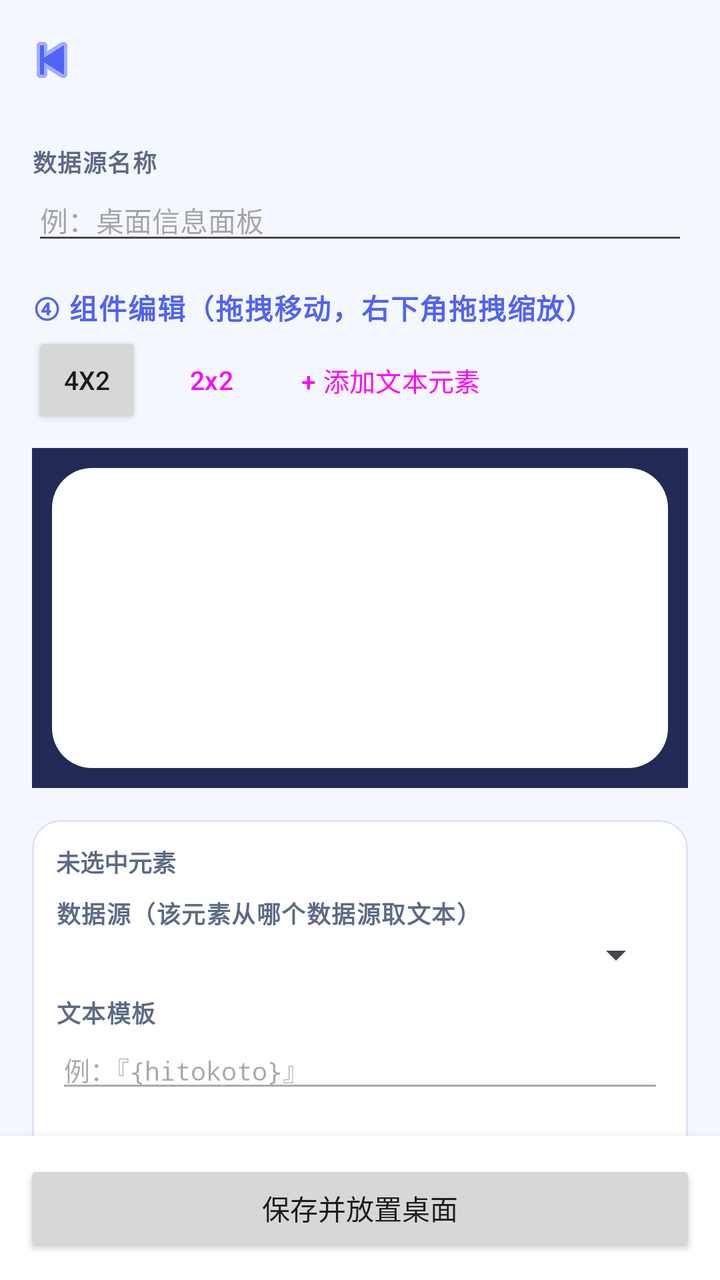
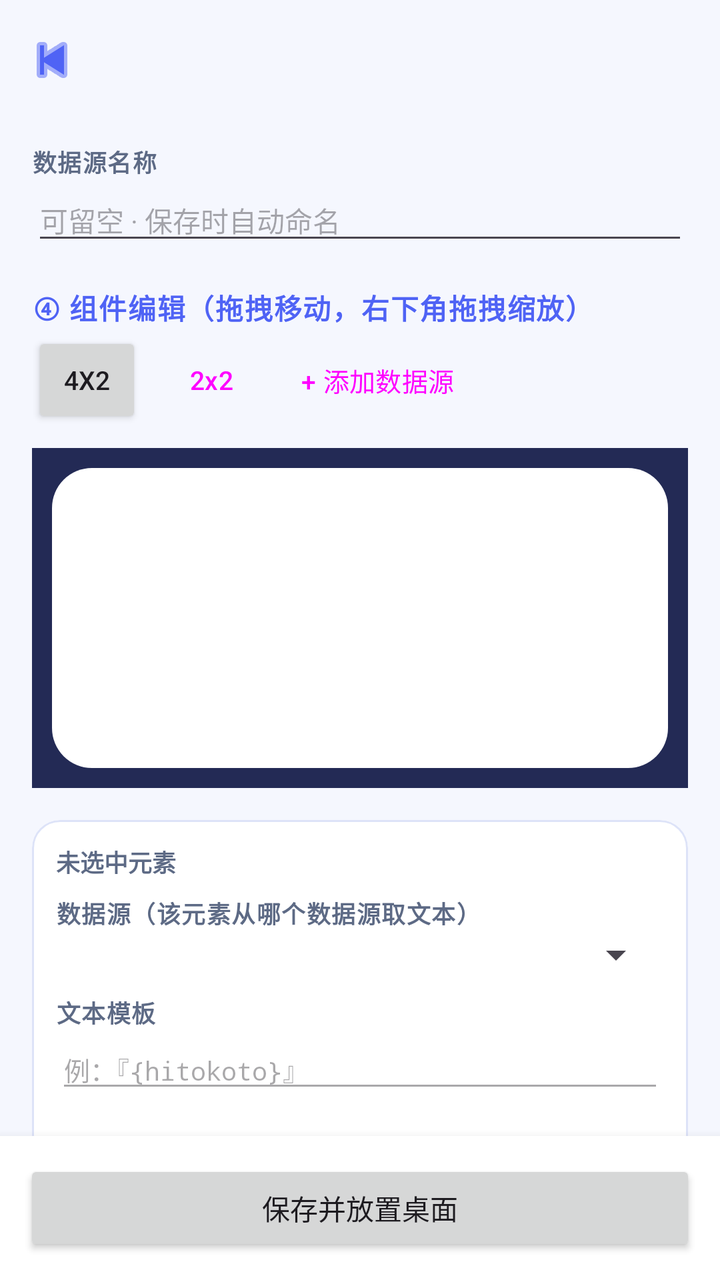

Screens rendered from an Android XML layout before and after an edit, with the pre-edit source and the edit as a unified diff.
<!-- AndroidManifest.xml: application theme Theme.WidgetFlow -->
<!-- res/layout/activity_widget.xml -->
<?xml version="1.0" encoding="utf-8"?>
<LinearLayout xmlns:android="http://schemas.android.com/apk/res/android"
    xmlns:tools="http://schemas.android.com/tools"
    android:layout_width="match_parent"
    android:layout_height="match_parent"
    android:background="@color/bg"
    android:orientation="vertical">

    
    <LinearLayout
        android:layout_width="match_parent"
        android:layout_height="wrap_content"
        android:gravity="center_vertical"
        android:orientation="horizontal"
        android:paddingLeft="6dp"
        android:paddingRight="16dp"
        android:paddingTop="10dp"
        android:paddingBottom="6dp">

        <ImageButton
            android:id="@+id/btn_back"
            android:layout_width="40dp"
            android:layout_height="40dp"
            android:background="?attr/selectableItemBackgroundBorderless"
            android:contentDescription="@string/btn_prev"
            android:src="@android:drawable/ic_media_previous"
            android:tint="@color/accent"
            tools:ignore="UseAppTint" />

        <LinearLayout
            android:layout_width="0dp"
            android:layout_height="wrap_content"
            android:layout_marginLeft="6dp"
            android:layout_weight="1"
            android:orientation="vertical">

            <TextView
                android:id="@+id/wz_title"
                android:layout_width="match_parent"
                android:layout_height="wrap_content"
                android:textColor="@color/ink"
                android:textSize="17sp"
                android:textStyle="bold" />

            <TextView
                android:id="@+id/wz_subtitle"
                android:layout_width="match_parent"
                android:layout_height="wrap_content"
                android:textColor="@color/muted"
                android:textSize="11sp" />
        </LinearLayout>
    </LinearLayout>

    
    <ScrollView
        android:id="@+id/step_scroll"
        android:layout_width="match_parent"
        android:layout_height="0dp"
        android:layout_weight="1"
        android:fillViewport="true"
        android:scrollbars="none">

        <LinearLayout
            android:layout_width="match_parent"
            android:layout_height="wrap_content"
            android:orientation="vertical"
            android:paddingLeft="16dp"
            android:paddingRight="16dp"
            android:paddingBottom="16dp">

            <TextView
                style="@style/TextAppearance.Label"
                android:layout_width="match_parent"
                android:layout_height="wrap_content"
                android:layout_marginTop="16dp"
                android:text="@string/label_name" />

            <EditText
                android:id="@+id/inp_widget_name"
                android:layout_width="match_parent"
                android:layout_height="wrap_content"
                android:hint="例：桌面信息面板"
                android:inputType="text"
                android:textSize="14sp" />

            <TextView
                android:id="@+id/sec_head4"
                style="@style/TextAppearance.Label"
                android:layout_width="match_parent"
                android:layout_height="wrap_content"
                android:layout_marginTop="16dp"
                android:layout_marginBottom="2dp"
                android:text="@string/sec_editor"
                android:textColor="@color/accent"
                android:textSize="14sp"
                android:textStyle="bold" />

            <include
                android:id="@+id/step4"
                layout="@layout/step4_editor" />
        </LinearLayout>
    </ScrollView>

    
    <LinearLayout
        android:id="@+id/bottom_bar"
        android:layout_width="match_parent"
        android:layout_height="wrap_content"
        android:background="@color/surface"
        android:elevation="8dp"
        android:orientation="horizontal"
        android:padding="12dp">

        <Button
            android:id="@+id/btn_save_widget"
            android:layout_width="match_parent"
            android:layout_height="wrap_content"
            android:text="@string/btn_save_place" />
    </LinearLayout>
</LinearLayout>
<!-- res/layout/step4_editor.xml (included above) -->
<?xml version="1.0" encoding="utf-8"?>
<LinearLayout xmlns:android="http://schemas.android.com/apk/res/android"
    xmlns:app="http://schemas.android.com/apk/res-auto"
    android:layout_width="match_parent"
    android:layout_height="wrap_content"
    android:orientation="vertical">

    <LinearLayout
        android:layout_width="match_parent"
        android:layout_height="wrap_content"
        android:gravity="center_vertical"
        android:orientation="horizontal">

        <Button
            android:id="@+id/btn_size_4x2"
            android:layout_width="wrap_content"
            android:layout_height="wrap_content"
            android:minWidth="0dp"
            android:paddingLeft="16dp"
            android:paddingRight="16dp"
            android:text="@string/size_4x2"
            android:textSize="13sp" />

        <Button
            android:id="@+id/btn_size_2x2"
            style="@style/Widget.Material3.Button.OutlinedButton"
            android:layout_width="wrap_content"
            android:layout_height="wrap_content"
            android:layout_marginLeft="8dp"
            android:minWidth="0dp"
            android:paddingLeft="16dp"
            android:paddingRight="16dp"
            android:text="@string/size_2x2"
            android:textSize="13sp" />

        <Button
            android:id="@+id/btn_add_element"
            style="@style/Widget.Material3.Button.TextButton"
            android:layout_width="wrap_content"
            android:layout_height="wrap_content"
            android:layout_marginLeft="6dp"
            android:text="@string/add_element"
            android:textSize="13sp" />
    </LinearLayout>

    <FrameLayout
        android:id="@+id/canvas_wrap"
        android:layout_width="match_parent"
        android:layout_height="wrap_content"
        android:layout_marginTop="10dp"
        android:background="@color/canvas_wrap"
        android:padding="10dp">

        <FrameLayout
            android:id="@+id/canvas"
            android:layout_width="match_parent"
            android:layout_height="150dp"
            android:layout_gravity="center_horizontal"
            android:background="@drawable/widget_bg" />
    </FrameLayout>

    <HorizontalScrollView
        android:layout_width="match_parent"
        android:layout_height="wrap_content"
        android:layout_marginTop="8dp"
        android:scrollbars="none">

        <LinearLayout
            android:id="@+id/box_chips"
            android:layout_width="wrap_content"
            android:layout_height="wrap_content"
            android:orientation="horizontal" />
    </HorizontalScrollView>

    <com.google.android.material.card.MaterialCardView
        android:layout_width="match_parent"
        android:layout_height="wrap_content"
        android:layout_marginTop="8dp"
        app:cardBackgroundColor="@color/surface"
        app:cardCornerRadius="14dp"
        app:strokeColor="@color/rule"
        app:strokeWidth="1dp">

        <LinearLayout
            android:layout_width="match_parent"
            android:layout_height="wrap_content"
            android:orientation="vertical"
            android:padding="12dp">

            <TextView
                android:id="@+id/prop_name"
                android:layout_width="match_parent"
                android:layout_height="wrap_content"
                android:text="未选中元素"
                android:textColor="@color/muted"
                android:textSize="12sp"
                android:textStyle="bold" />

            <TextView
                style="@style/TextAppearance.Label"
                android:layout_width="match_parent"
                android:layout_height="wrap_content"
                android:layout_marginTop="8dp"
                android:text="@string/label_element_source" />

            <Spinner
                android:id="@+id/spin_source"
                android:layout_width="match_parent"
                android:layout_height="wrap_content" />

            <TextView
                style="@style/TextAppearance.Label"
                android:layout_width="match_parent"
                android:layout_height="wrap_content"
                android:layout_marginTop="8dp"
                android:text="@string/label_template" />

            <EditText
                android:id="@+id/inp_template"
                android:layout_width="match_parent"
                android:layout_height="wrap_content"
                android:enabled="false"
                android:fontFamily="monospace"
                android:hint="例：『{hitokoto}』"
                android:inputType="text"
                android:textSize="13sp" />

            <TextView
                android:id="@+id/prop_aliases"
                android:layout_width="match_parent"
                android:layout_height="wrap_content"
                android:textColor="@color/muted"
                android:textSize="11sp" />

            <LinearLayout
                android:layout_width="match_parent"
                android:layout_height="wrap_content"
                android:layout_marginTop="8dp"
                android:gravity="center_vertical"
                android:orientation="horizontal">

                <TextView
                    style="@style/TextAppearance.Label"
                    android:layout_width="wrap_content"
                    android:layout_height="wrap_content"
                    android:text="@string/label_font_size" />

                <SeekBar
                    android:id="@+id/seek_font"
                    android:layout_width="0dp"
                    android:layout_height="wrap_content"
                    android:layout_marginLeft="10dp"
                    android:layout_weight="1"
                    android:enabled="false"
                    android:max="9"
                    android:min="0" />

                <TextView
                    android:id="@+id/font_value"
                    android:layout_width="26dp"
                    android:layout_height="wrap_content"
                    android:fontFamily="monospace"
                    android:gravity="center"
                    android:textColor="@color/accent"
                    android:textSize="12sp" />
            </LinearLayout>

            <TextView
                style="@style/TextAppearance.Label"
                android:layout_width="match_parent"
                android:layout_height="wrap_content"
                android:layout_marginTop="6dp"
                android:text="@string/label_color" />

            <LinearLayout
                android:id="@+id/box_colors"
                android:layout_width="match_parent"
                android:layout_height="wrap_content"
                android:orientation="horizontal" />

            <TextView
                style="@style/TextAppearance.Label"
                android:layout_width="match_parent"
                android:layout_height="wrap_content"
                android:layout_marginTop="12dp"
                android:text="@string/label_bg_color" />

            <HorizontalScrollView
                android:layout_width="match_parent"
                android:layout_height="wrap_content"
                android:scrollbars="none">

                <LinearLayout
                    android:id="@+id/box_bg_colors"
                    android:layout_width="wrap_content"
                    android:layout_height="wrap_content"
                    android:orientation="horizontal" />
            </HorizontalScrollView>

            <Button
                android:id="@+id/btn_bg_default"
                style="@style/Widget.Material3.Button.OutlinedButton.Small"
                android:layout_width="wrap_content"
                android:layout_height="wrap_content"
                android:layout_marginTop="6dp"
                android:text="@string/btn_bg_default" />

            <LinearLayout
                android:layout_width="match_parent"
                android:layout_height="wrap_content"
                android:layout_marginTop="10dp"
                android:gravity="center_vertical"
                android:orientation="horizontal">

                <Button
                    android:id="@+id/btn_reset_size"
                    style="@style/Widget.Material3.Button.OutlinedButton.Small"
                    android:layout_width="wrap_content"
                    android:layout_height="wrap_content"
                    android:layout_marginRight="8dp"
                    android:text="@string/btn_reset_size" />

                <Button
                    android:id="@+id/btn_delete_element"
                    style="@style/Widget.Material3.Button.OutlinedButton.Small"
                    android:layout_width="wrap_content"
                    android:layout_height="wrap_content"
                    android:enabled="false"
                    android:text="@string/btn_delete_element"
                    android:textColor="@color/err" />
            </LinearLayout>
        </LinearLayout>
    </com.google.android.material.card.MaterialCardView>

    <TextView
        style="@style/TextAppearance.Label"
        android:layout_width="match_parent"
        android:layout_height="wrap_content"
        android:layout_marginTop="12dp"
        android:text="@string/label_refresh" />

    <Spinner
        android:id="@+id/spin_refresh"
        android:layout_width="match_parent"
        android:layout_height="wrap_content"
        android:entries="@array/refresh_options" />
</LinearLayout>
<!-- resources referenced by this layout -->
<resources>
  <string-array name="refresh_options">
          <item>每 30 分钟（系统下限）</item>
          <item>每 1 小时</item>
          <item>每 6 小时</item>
          <item>每天 8:00</item>
      </string-array>
  <color name="accent">#4F63F5</color>
  <color name="bg">#F5F7FE</color>
  <color name="canvas_wrap">#232A55</color>
  <color name="err">#C63C3C</color>
  <color name="ink">#18203A</color>
  <color name="muted">#5D6A85</color>
  <color name="rule">#DDE3F8</color>
  <color name="surface">#FFFFFF</color>
  <!-- drawable widget_bg (drawable) -->
  <?xml version="1.0" encoding="utf-8"?>
  <shape xmlns:android="http://schemas.android.com/apk/res/android" android:shape="rectangle">
      <solid android:color="@color/widget_bg_color" />
      <corners android:radius="20dp" />
  </shape>
  <string name="add_element">+ 添加文本元素</string>
  <string name="btn_bg_default">恢复默认背景</string>
  <string name="btn_delete_element">删除该元素</string>
  <string name="btn_prev">上一步</string>
  <string name="btn_reset_size">自适应大小</string>
  <string name="btn_save_place">保存并放置桌面</string>
  <string name="label_bg_color">背景颜色（整个小部件底色）</string>
  <string name="label_color">颜色</string>
  <string name="label_element_source">数据源（该元素从哪个数据源取文本）</string>
  <string name="label_font_size">字号</string>
  <string name="label_name">数据源名称</string>
  <string name="label_refresh">自动刷新</string>
  <string name="label_template">文本模板</string>
  <string name="sec_editor">④ 组件编辑（拖拽移动，右下角拖拽缩放）</string>
  <string name="size_2x2">2x2</string>
  <string name="size_4x2">4x2</string>
  <style name="TextAppearance.Label" parent="TextAppearance.Material3.LabelMedium">
          <item name="android:textColor">@color/muted</item>
          <item name="android:textSize">12sp</item>
          <item name="android:textStyle">bold</item>
      </style>
  <style name="Widget.Material3.Button.OutlinedButton.Small" parent="Widget.Material3.Button.OutlinedButton">
          <item name="android:textSize">12sp</item>
          <item name="android:minHeight">34dp</item>
          <item name="android:paddingLeft">14dp</item>
          <item name="android:paddingRight">14dp</item>
      </style>
  <style name="Theme.WidgetFlow" parent="Theme.Material3.Light.NoActionBar">
          <item name="colorPrimary">@color/accent</item>
          <item name="colorOnPrimary">#FFFFFF</item>
          <item name="colorPrimaryContainer">@color/accent_light</item>
          <item name="colorOnPrimaryContainer">@color/accent</item>
          <item name="colorSecondary">@color/accent2</item>
          <item name="colorSecondaryContainer">#D9F5F1</item>
          <item name="colorOnSecondaryContainer">#0B5F56</item>
          <item name="android:colorBackground">@color/bg</item>
          <item name="colorSurface">@color/surface</item>
          <item name="colorOnSurface">@color/ink</item>
      </style>
  <color name="widget_bg_color">#FFFFFF</color>
  <color name="accent_light">#E9EDFE</color>
  <color name="accent2">#14B8A6</color>
</resources>

<!-- the commit's change to res/layout/activity_widget.xml (unified diff, before → after) -->
@@ -79,7 +79,7 @@
                 android:id="@+id/inp_widget_name"
                 android:layout_width="match_parent"
                 android:layout_height="wrap_content"
-                android:hint="例：桌面信息面板"
+                android:hint="可留空 · 保存时自动命名"
                 android:inputType="text"
                 android:textSize="14sp" />
 
<!-- resource entries referenced after the edit -->
@@ -20,7 +20,7 @@
       <solid android:color="@color/widget_bg_color" />
       <corners android:radius="20dp" />
   </shape>
-  <string name="add_element">+ 添加文本元素</string>
+  <string name="add_element">+ 添加数据源</string>
   <string name="btn_bg_default">恢复默认背景</string>
   <string name="btn_delete_element">删除该元素</string>
   <string name="btn_prev">上一步</string>
